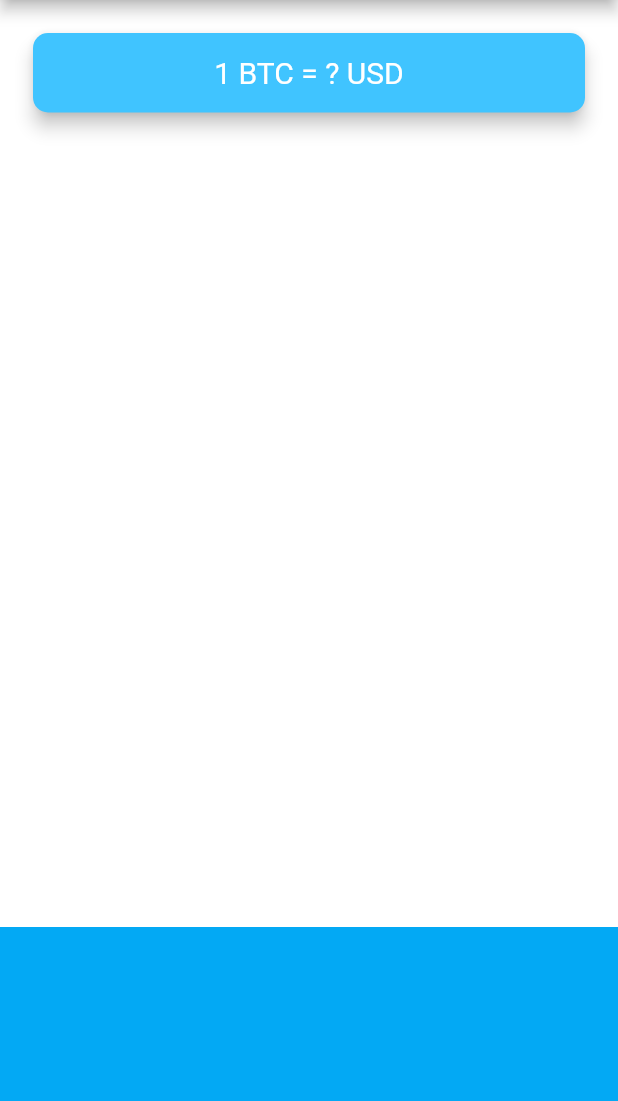
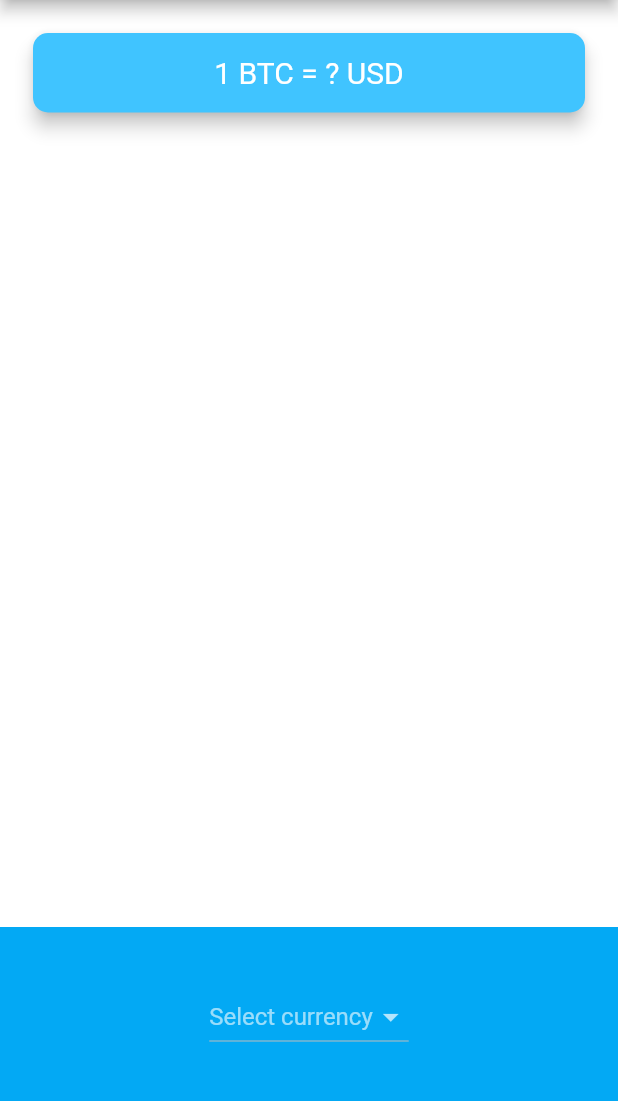
Before and after one commit to Mukeshkrjha/BitcointTicker, a Flutter app: the screen it shows after launch, on a phone screen of 412 x 824 dp, the part 84-1185 px from its top. Run offline on Flutter 3.47's test engine with Material 2 defaults, Android fonts, the phone set to English and light mode, and no system bars.

Commit message:
basic dropdown done

```diff
--- a/lib/price_screen.dart
+++ b/lib/price_screen.dart
@@ -12,6 +12,7 @@ class _PriceScreenState extends State<PriceScreen> {
   @override
   void initState() {
     super.initState();
+    //TODO: Call getData() when the screen loads up.
   }
 
   @override
@@ -51,7 +52,26 @@ class _PriceScreenState extends State<PriceScreen> {
             alignment: Alignment.center,
             padding: EdgeInsets.only(bottom: 30.0),
             color: Colors.lightBlue,
-            child: Container(),
+            child: DropdownButton(
+              items: [
+                DropdownMenuItem(
+                  child: Text('INR'),
+                  value: 'INR',
+                ),
+                DropdownMenuItem(
+                  child: Text('USD'),
+                  value: 'USD',
+                ),
+                DropdownMenuItem(
+                  child: Text('GBP'),
+                  value: 'GBP',
+                ),
+              ],
+              hint: Text('Select currency'),
+              onChanged: (value) {
+                print(value);
+              },
+            ),
           ),
         ],
       ),
```
